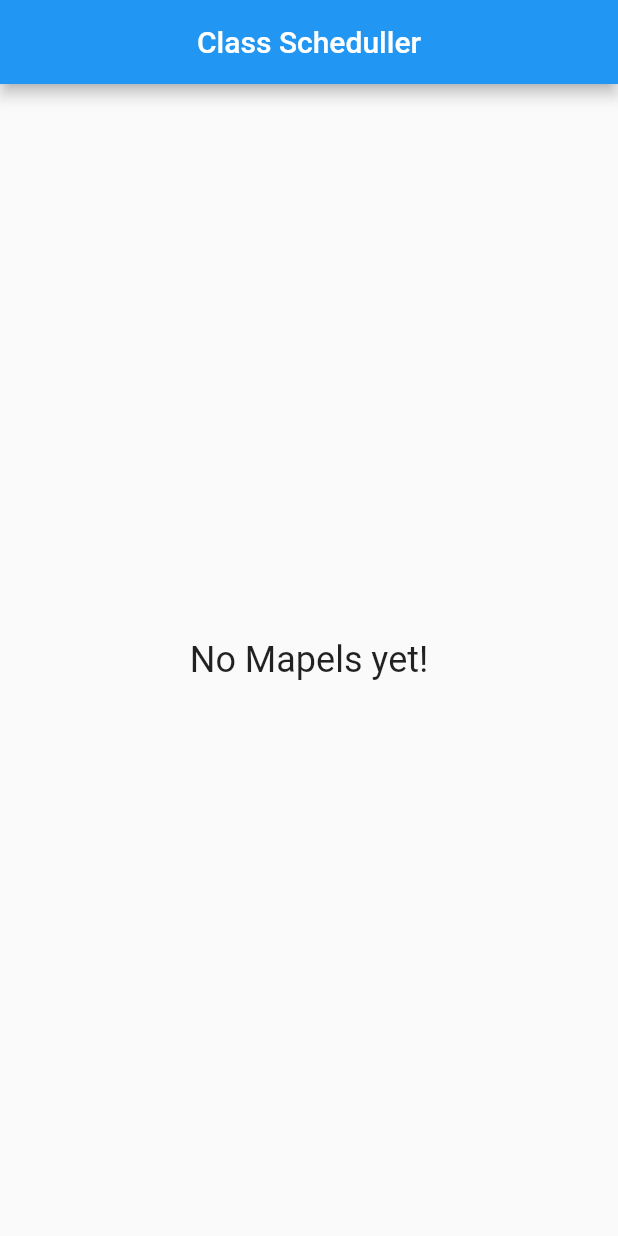
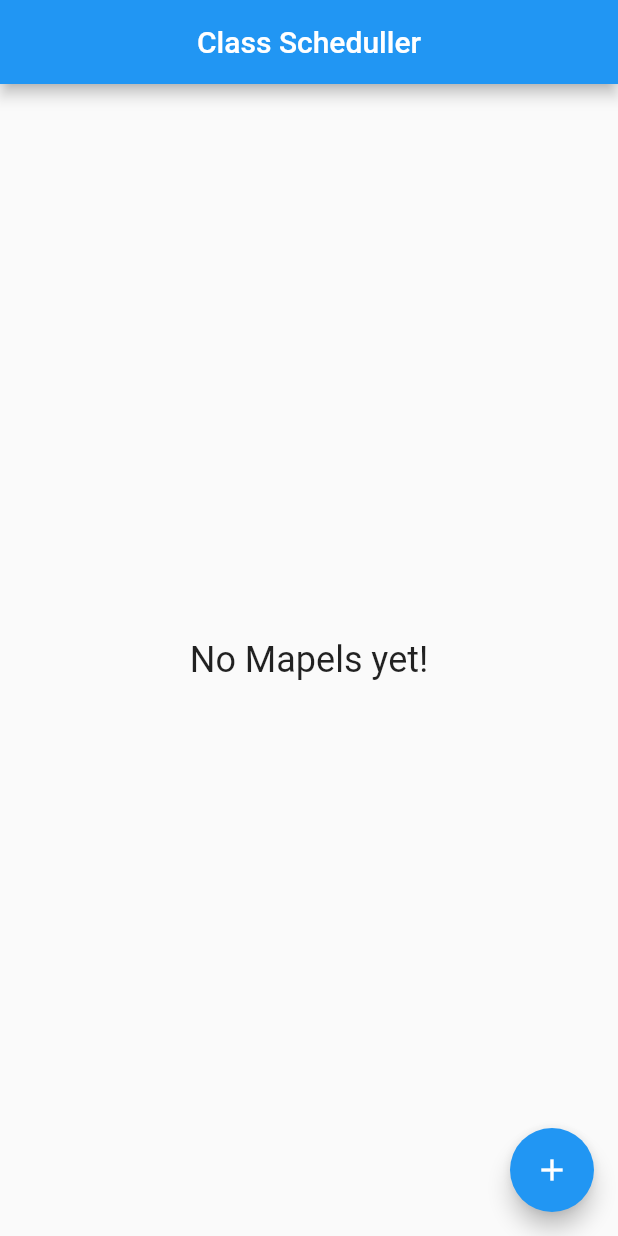
Before and after one commit to ab-rohman/flutter_hive, a Flutter app: the screen it shows after launch, on a phone screen of 412 x 824 dp. Run offline on Flutter 3.47's test engine with Material 2 defaults, Android fonts, the phone set to English and light mode, and no system bars; our stand-ins replace hive, hive_flutter; accounts and stored records are empty.

Commit message:
editing some part

```diff
--- /dev/null
+++ b/lib/boxes.dart
@@ -0,0 +1,6 @@
+import 'package:hive/hive.dart';
+import 'mapel.dart';
+
+class Boxes {
+  static Box<Mapel> getMapels() => Hive.box<Mapel>('mapels');
+}
--- a/lib/main.dart
+++ b/lib/main.dart
@@ -1,27 +1,26 @@
 import 'package:flutter/material.dart';
 import 'package:flutter_hive/mapel.dart';
 import 'package:hive_flutter/hive_flutter.dart';
+import 'boxes.dart';
+import 'mapel_dialog.dart';
+//import 'mapels.dart';
 
-import 'mapel_dialog.dart';
-import 'mapels.dart';
-
-late Box box1;
-late Box box2;
 Future<void> main() async {
   WidgetsFlutterBinding.ensureInitialized();
   await Hive.initFlutter();
   Hive.registerAdapter(MapelAdapter());
-  runApp(const MyApp());
+  await Hive.openBox<Mapel>('mapels');
+  runApp(MyApp());
 }
 
 class MyApp extends StatelessWidget {
-  const MyApp({Key? key}) : super(key: key);
   static final String titleApp = 'Class Scheduller';
 
   @override
   Widget build(BuildContext context) {
     return MaterialApp(
       debugShowCheckedModeBanner: false,
+      title: titleApp,
       theme: ThemeData(primarySwatch: Colors.blue),
       home: MyHomePage(),
     );
@@ -29,8 +28,6 @@ class MyApp extends StatelessWidget {
 }
 
 class MyHomePage extends StatefulWidget {
-  const MyHomePage({Key? key}) : super(key: key);
-
   @override
   _MyHomePageState createState() => _MyHomePageState();
 }
@@ -51,12 +48,21 @@ class _MyHomePageState extends State<MyHomePage> {
         centerTitle: true,
       ),
       body: ValueListenableBuilder<Box<Mapel>>(
-        valueListenable: Mapels.getMapels().listenable(),
+        valueListenable: Boxes.getMapels().listenable(),
         builder: (context, box, _) {
           final mapels = box.values.toList().cast<Mapel>();
 
           return buildContent(mapels);
         },
+      ),
+      floatingActionButton: FloatingActionButton(
+        child: Icon(Icons.add),
+        onPressed: () => showDialog(
+          context: context,
+          builder: (context) => MapelDialog(
+            onClickedDone: addMapel,
+          ),
+        ),
       ),
     );
   }
@@ -161,7 +167,7 @@ class _MyHomePageState extends State<MyHomePage> {
       ..kelas = kelas
       ..jam = jam;
 
-    final box = Mapels.getMapels();
+    final box = Boxes.getMapels();
     box.add(mapel);
   }
 
```
Also changed, not shown: lib/mapel.g.dart, 1 other file.
